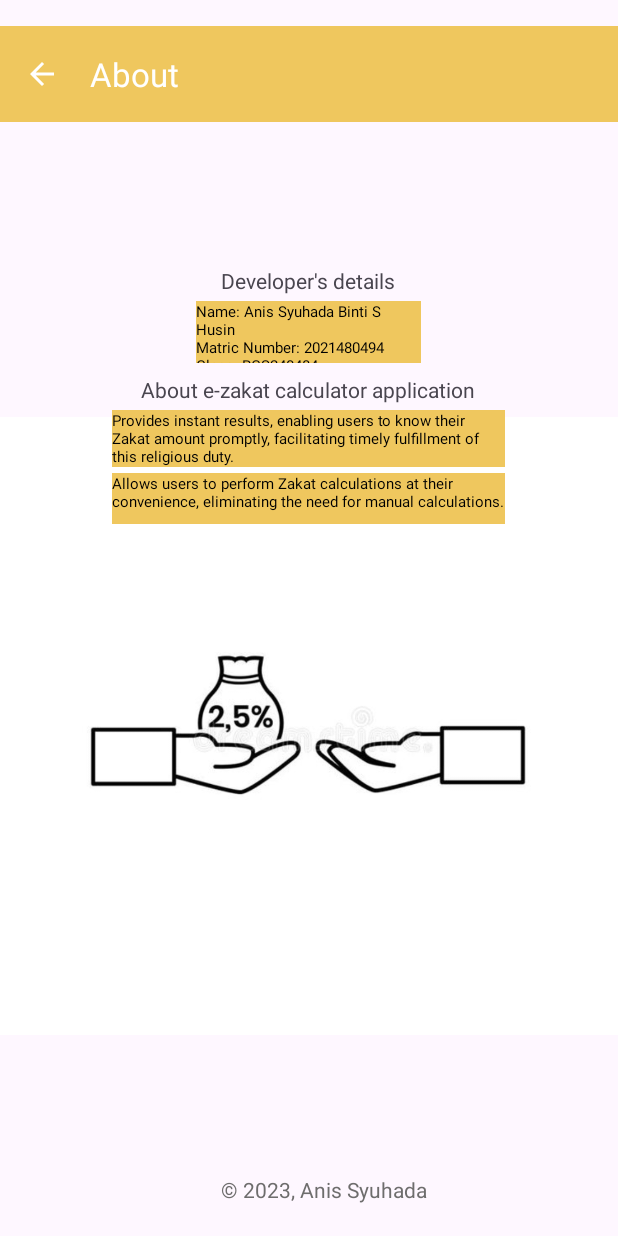
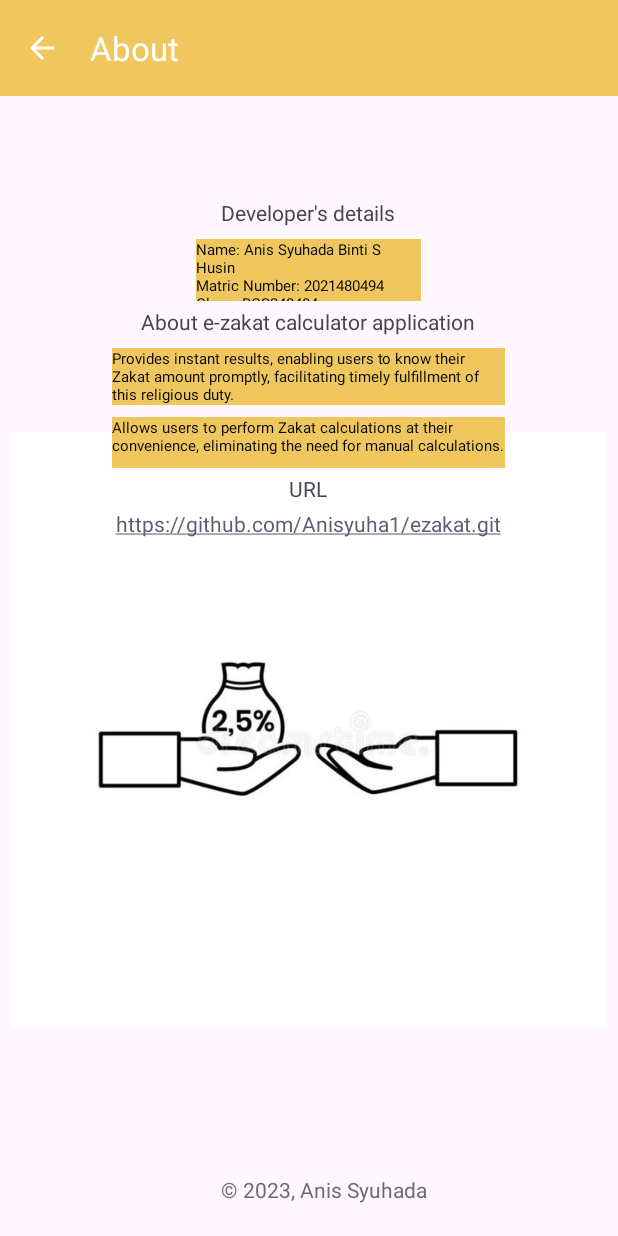
Before and after one commit to Anisyuha1/ezakat, an Android app: the AboutActivity screen opened directly, with no data from a screen before it, on a phone screen of 412 x 824 dp. Run offline under Robolectric (Android 15) with nearby library versions, the phone set to English and light mode, and no system bars.

Commit message:
Added changes to application

```diff
--- a/app/src/main/java/com/example/ezakat/MainActivity.java
+++ b/app/src/main/java/com/example/ezakat/MainActivity.java
@@ -56,7 +56,7 @@ public class MainActivity extends AppCompatActivity {
         if (item.getItemId() == R.id.item_share) {
             Intent shareIntent = new Intent(Intent.ACTION_SEND);
             shareIntent.setType("text/plain");
-            shareIntent.putExtra(Intent.EXTRA_TEXT, "Please use any application -https://t.co/app");
+            shareIntent.putExtra(Intent.EXTRA_TEXT, "Please use any application -https://github.com/Anisyuha1/ezakat.git");
             startActivity(Intent.createChooser(shareIntent, null));
             return true;
         } else if (item.getItemId() == R.id.item_about) {
--- a/app/src/main/res/layout/activity_about.xml
+++ b/app/src/main/res/layout/activity_about.xml
@@ -5,6 +5,7 @@
     android:layout_width="match_parent"
     android:layout_height="match_parent"
     tools:context=".AboutActivity">
+
 
     <androidx.appcompat.widget.Toolbar
         android:id="@+id/about_toolbar"
@@ -15,28 +16,64 @@
         android:theme="@style/ThemeOverlay.AppCompat.ActionBar"
         app:layout_constraintBottom_toBottomOf="parent"
         app:layout_constraintTop_toTopOf="parent"
-        app:layout_constraintVertical_bias="0.023"
+        app:layout_constraintVertical_bias="0.0"
         app:popupTheme="@style/ThemeOverlay.AppCompat.Light"
         tools:ignore="MissingConstraints"
-        tools:layout_editor_absoluteX="0dp" />
+        tools:layout_editor_absoluteX="-7dp" />
 
+    <TextView
+        android:id="@+id/txtLabel1"
+        android:layout_width="wrap_content"
+        android:layout_height="wrap_content"
+        android:layout_marginTop="4dp"
+        android:text="About e-zakat calculator application"
+        app:layout_constraintEnd_toEndOf="parent"
+        app:layout_constraintHorizontal_bias="0.497"
+        app:layout_constraintStart_toStartOf="parent"
+        app:layout_constraintTop_toBottomOf="@+id/txtDescription" />
+
+    <TextView
+        android:id="@+id/txtDescription2"
+        android:layout_width="262dp"
+        android:layout_height="wrap_content"
+        android:layout_marginTop="8dp"
+        android:background="@color/my_light_primary"
+        android:text="Provides instant results, enabling users to know their Zakat amount promptly, facilitating timely fulfillment of this religious duty."
+        android:textColor="#000000"
+        android:textSize="10sp"
+        app:layout_constraintEnd_toEndOf="parent"
+        app:layout_constraintHorizontal_bias="0.496"
+        app:layout_constraintStart_toStartOf="parent"
+        app:layout_constraintTop_toBottomOf="@+id/txtLabel1" />
 
     <ImageView
         android:id="@+id/imageView2"
+        android:layout_width="397dp"
+        android:layout_height="645dp"
+        android:layout_marginTop="164dp"
+        android:src="@drawable/aboutpage"
+        app:layout_constraintEnd_toEndOf="parent"
+        app:layout_constraintStart_toStartOf="parent"
+        app:layout_constraintTop_toTopOf="parent" />
+
+    <TextView
+        android:id="@+id/lblurl"
         android:layout_width="wrap_content"
         android:layout_height="wrap_content"
-        android:layout_marginTop="116dp"
-        android:src="@drawable/aboutpage"
+        android:layout_marginTop="4dp"
+        android:text="URL"
+        app:layout_constraintBottom_toBottomOf="parent"
         app:layout_constraintEnd_toEndOf="parent"
-        app:layout_constraintHorizontal_bias="0.0"
+        app:layout_constraintHorizontal_bias="0.498"
         app:layout_constraintStart_toStartOf="parent"
-        app:layout_constraintTop_toTopOf="parent" />
+        app:layout_constraintTop_toBottomOf="@id/txtDescription3"
+        app:layout_constraintVertical_bias="0.0" />
 
     <TextView
         android:id="@+id/txtDescription"
         android:layout_width="150dp"
         android:layout_height="41dp"
-        android:layout_marginTop="4dp"
+        android:layout_marginTop="8dp"
         android:background="@color/my_light_primary"
         android:text="Name: Anis Syuhada Binti S Husin\nMatric Number: 2021480494\nClass: RCS240484"
         android:textColor="#000000"
@@ -48,46 +85,10 @@
         app:layout_constraintTop_toBottomOf="@+id/txtview1" />
 
     <TextView
-        android:id="@+id/txtDescription2"
-        android:layout_width="262dp"
-        android:layout_height="wrap_content"
-        android:layout_marginTop="4dp"
-        android:background="@color/my_light_primary"
-        android:text="Provides instant results, enabling users to know their Zakat amount promptly, facilitating timely fulfillment of this religious duty."
-        android:textColor="#000000"
-        android:textSize="10sp"
-        app:layout_constraintEnd_toEndOf="parent"
-        app:layout_constraintHorizontal_bias="0.496"
-        app:layout_constraintStart_toStartOf="parent"
-        app:layout_constraintTop_toBottomOf="@+id/txtLabel1" />
-
-    <TextView
-        android:id="@+id/txtLabel1"
-        android:layout_width="wrap_content"
-        android:layout_height="wrap_content"
-        android:layout_marginTop="8dp"
-        android:text="About e-zakat calculator application"
-        app:layout_constraintEnd_toEndOf="parent"
-        app:layout_constraintHorizontal_bias="0.497"
-        app:layout_constraintStart_toStartOf="parent"
-        app:layout_constraintTop_toBottomOf="@+id/txtDescription" />
-
-    <TextView
-        android:id="@+id/txtview1"
-        android:layout_width="wrap_content"
-        android:layout_height="wrap_content"
-        android:layout_marginTop="96dp"
-        android:text="Developer's details"
-        app:layout_constraintEnd_toEndOf="parent"
-        app:layout_constraintHorizontal_bias="0.498"
-        app:layout_constraintStart_toStartOf="parent"
-        app:layout_constraintTop_toBottomOf="@id/about_toolbar" />
-
-    <TextView
         android:id="@+id/txtDescription3"
         android:layout_width="262dp"
         android:layout_height="34dp"
-        android:layout_marginTop="4dp"
+        android:layout_marginTop="8dp"
         android:background="@color/my_light_primary"
         android:text="Allows users to perform Zakat calculations at their convenience, eliminating the need for manual calculations."
         android:textColor="#000000"
@@ -97,6 +98,34 @@
         app:layout_constraintHorizontal_bias="0.496"
         app:layout_constraintStart_toStartOf="parent"
         app:layout_constraintTop_toBottomOf="@+id/txtDescription2" />
+
+    <TextView
+        android:id="@+id/txtlurl"
+        android:layout_width="wrap_content"
+        android:layout_height="wrap_content"
+        android:layout_marginTop="4dp"
+        android:autoLink="web"
+        android:clickable="true"
+        android:focusable="true"
+        android:text="https://github.com/Anisyuha1/ezakat.git"
+        android:textColorLink="?attr/colorAccent"
+        app:layout_constraintBottom_toBottomOf="parent"
+        app:layout_constraintEnd_toEndOf="parent"
+        app:layout_constraintHorizontal_bias="0.496"
+        app:layout_constraintStart_toStartOf="parent"
+        app:layout_constraintTop_toBottomOf="@id/lblurl"
+        app:layout_constraintVertical_bias="0.0" />
+
+    <TextView
+        android:id="@+id/txtview1"
+        android:layout_width="wrap_content"
+        android:layout_height="wrap_content"
+        android:layout_marginTop="68dp"
+        android:text="Developer's details"
+        app:layout_constraintEnd_toEndOf="parent"
+        app:layout_constraintHorizontal_bias="0.498"
+        app:layout_constraintStart_toStartOf="parent"
+        app:layout_constraintTop_toBottomOf="@id/about_toolbar" />
 
     <TextView
         android:id="@+id/txtcopyright"
--- a/app/src/main/res/layout/activity_main.xml
+++ b/app/src/main/res/layout/activity_main.xml
@@ -30,15 +30,14 @@
         app:layout_constraintTop_toTopOf="parent" />
 
     <ImageView
-        android:layout_width="204dp"
-        android:layout_height="90dp"
-        android:src="@drawable/calczakat"
+        android:layout_width="263dp"
+        android:layout_height="80dp"
+        android:src="@drawable/calczakat1"
         app:layout_constraintBottom_toBottomOf="parent"
         app:layout_constraintEnd_toEndOf="parent"
-        app:layout_constraintHorizontal_bias="0.497"
         app:layout_constraintStart_toStartOf="parent"
         app:layout_constraintTop_toTopOf="parent"
-        app:layout_constraintVertical_bias="0.16" />
+        app:layout_constraintVertical_bias="0.136" />
 
     <EditText
         android:id="@+id/editTextType"
```
Also changed, not shown: app/src/main/res/drawable/calczakat1.png (added).
